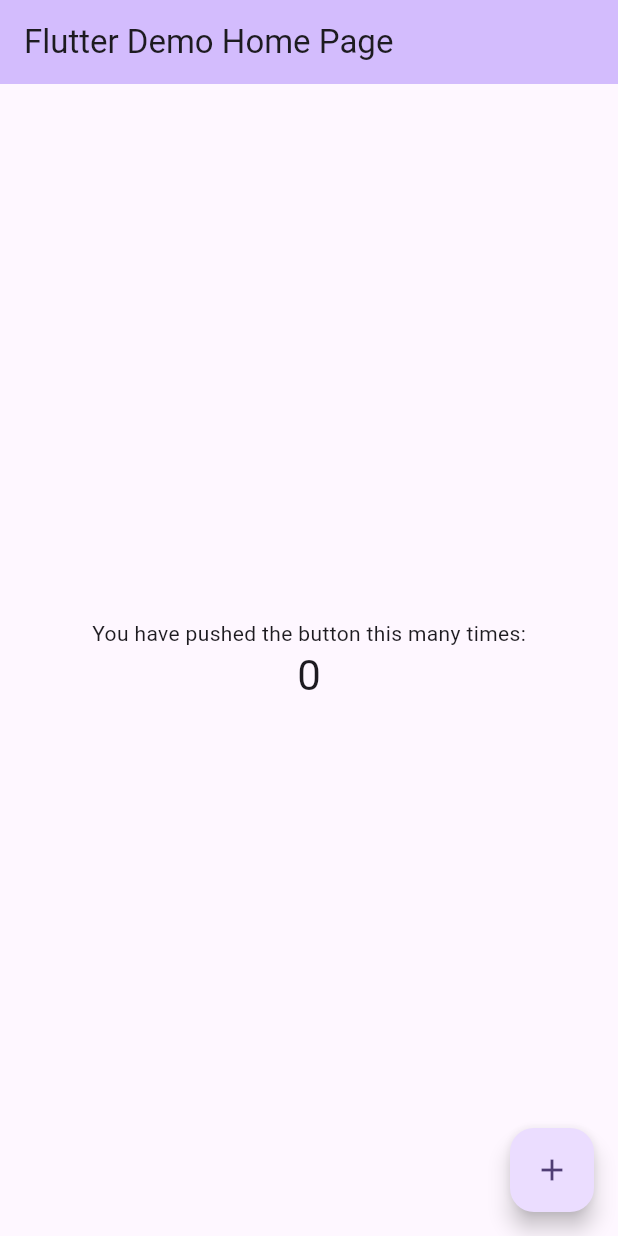
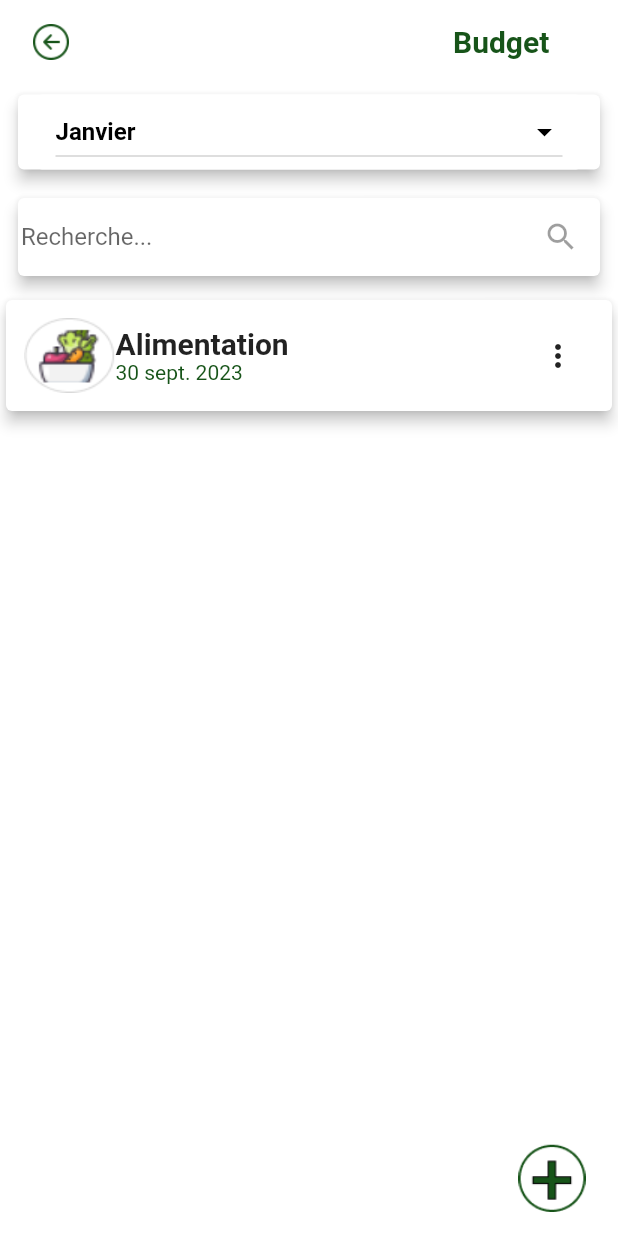
Before and after one commit to blonkon/flutterBudget, a Flutter app: the screen it shows after launch, on a phone screen of 412 x 824 dp. Run offline on Flutter 3.47's test engine with Material 2 defaults, Android fonts, the phone set to English and light mode, and no system bars.

Commit message:
mes modifications

```diff
--- /dev/null
+++ b/lib/budgets.dart
@@ -0,0 +1,286 @@
+import 'package:flutter/material.dart';
+
+import 'ajout_budget.dart';
+
+const d_green = Color(0xFF175419);
+
+void main() {
+  runApp(MyAppss());
+}
+
+class MyAppss extends StatelessWidget {
+  @override
+  Widget build(BuildContext context) {
+    return MaterialApp(
+      debugShowCheckedModeBanner: false,
+      home: Scaffold(
+        appBar: AppBar(
+          elevation: 0, // Pour supprimer l'ombre de l'AppBar si nécessaire
+          backgroundColor: Colors.white, // Couleur de l'AppBar
+          title: Row(
+            children: [
+              GestureDetector(
+                onTap: () {
+                  // Action à effectuer lorsque le bouton de retour est appuyé
+                },
+                child: Container(
+                  width: 36, // Largeur du conteneur
+                  height: 36, // Hauteur du conteneur
+                  decoration: BoxDecoration(
+                    shape: BoxShape.circle, // Forme du cercle
+                    color: Colors.white, // Couleur du cercle
+                  ),
+                  child: Center(
+                    child: Image.asset(
+                      'assets/back.png', // Chemin vers l'image de retour
+                      width: 24, // Largeur de l'image
+                      height: 24, // Hauteur de l'image
+                    ),
+                  ),
+                ),
+              ),
+              SizedBox(width: 250), // Espace entre le bouton de retour et le texte
+              Text(
+                'Budget', // Texte "Budget"
+                style: TextStyle(
+                  color: d_green, // Couleur du texte "Budget"
+                  fontSize: 20.0, // Taille de la police
+                  fontWeight: FontWeight.bold, // Épaisseur de la police
+                ),
+              ),
+            ],
+          ),
+        ),
+        body: Column(
+          children: [
+            FilterBar(), // Utilisation du widget de la barre de filtrage
+            SearchBar(),
+            // Ajoutez le Card avec les colonnes ici
+            CustomCard(),
+          ],
+        ),
+        backgroundColor: Colors.white,
+        floatingActionButton: FloatingActionButton(
+          backgroundColor: Colors.white,
+          onPressed: () {
+            // Rediriger vers la nouvelle page lorsque le bouton "plus" est appuyé
+            Navigator.push(
+           context,
+              MaterialPageRoute(
+              builder: (context) => ajout_budget(), // Remplacez "NouvellePage" par le nom de votre nouvelle page
+               ),
+             );
+          },
+          elevation: 0,
+          child: Center(
+            child:Image.asset('assets/ajout.png'),
+          ),
+          // Vous pouvez utiliser une autre icône ou une image à la place
+        ),
+      ),
+    );
+  }
+}
+
+class FilterBar extends StatefulWidget {
+  @override
+  _FilterBarState createState() => _FilterBarState();
+}
+
+class _FilterBarState extends State<FilterBar> {
+  String selectedMonth = 'Janvier'; // Mois par défaut
+
+  List<String> months = [
+    'Janvier',
+    'Février',
+    'Mars',
+    'Avril',
+    'Mai',
+    'Juin',
+    'Juillet',
+    'Août',
+    'Septembre',
+    'Octobre',
+    'Novembre',
+    'Décembre',
+  ];
+
+  @override
+  Widget build(BuildContext context) {
+    return Card(
+      margin: EdgeInsets.symmetric(horizontal: 12.0, vertical: 7),
+      elevation: 4,
+      child: Container(
+        margin: EdgeInsets.symmetric(horizontal: 12.0),
+        decoration: BoxDecoration(
+          border: Border.all(color: Colors.white, width: 1.0), // Style de la bordure
+          borderRadius: BorderRadius.circular(4.0), // Coins arrondis
+        ),
+        child: Container(
+          decoration: BoxDecoration(
+            borderRadius: BorderRadius.circular(2.0), // Coins arrondis
+          ),
+          padding: EdgeInsets.symmetric(horizontal: 12.0), // Espace interne
+          child: DropdownButton<String>(
+            value: selectedMonth,
+            items: months.map((String month) {
+              return DropdownMenuItem<String>(
+                value: month,
+                child: Text(month),
+              );
+            }).toList(),
+            onChanged: (String? newValue) {
+              setState(() {
+                selectedMonth = newValue ?? 'Janvier';
+              });
+            },
+            style: TextStyle(
+              color: Colors.black,
+              fontSize: 16.0,
+              fontWeight: FontWeight.bold,
+            ),
+            elevation: 12,
+            isExpanded: true,
+            icon: Icon(Icons.arrow_drop_down, color: Colors.black),
+          ),
+        ),
+      ),
+    );
+  }
+}
+
+class SearchBar extends StatefulWidget {
+  final ValueChanged<String>? onChanged;
+  final VoidCallback? onSearchPressed;
+
+  SearchBar({this.onChanged, this.onSearchPressed});
+
+  @override
+  _SearchBarState createState() => _SearchBarState();
+}
+
+class _SearchBarState extends State<SearchBar> {
+  TextEditingController _textEditingController = TextEditingController();
+
+  @override
+  void dispose() {
+    _textEditingController.dispose();
+    super.dispose();
+  }
+
+  @override
+  Widget build(BuildContext context) {
+    return Card(
+      elevation: 4, // Niveau d'élévation
+      margin: EdgeInsets.all(12.0),
+      child: Padding(
+        padding: const EdgeInsets.all(2.0),
+        child: Row(
+          children: [
+            Expanded(
+              child: TextField(
+                controller: _textEditingController,
+                onChanged: widget.onChanged,
+                decoration: InputDecoration(
+                  hintText: "Recherche...", // Texte d'indications
+                  border: InputBorder.none, // Pas de bordure
+                ),
+              ),
+            ),
+            IconButton(
+              icon: Icon(Icons.search),
+              onPressed: widget.onSearchPressed,
+            ),
+          ],
+        ),
+      ),
+    );
+  }
+}
+
+class CustomCard extends StatelessWidget {
+  @override
+  Widget build(BuildContext context) {
+    return Card(
+      elevation: 4, // Niveau d'élévation du Card
+
+      child: Padding(
+        padding: const EdgeInsets.all(12.0),
+        child: Row(
+          children: [
+            // Première colonne avec une image
+            Image.asset('assets/iconalimentation.png'),
+
+            // Deuxième colonne contenant le texte (Alimentation et 30 sept. 2023)
+            Expanded(
+              child: Column(
+                crossAxisAlignment: CrossAxisAlignment.start,
+                children: [
+                  Text(
+                    'Alimentation',
+                    style: TextStyle(
+                      fontSize: 20.0,
+                      fontWeight: FontWeight.bold,
+                    ),
+                  ),
+                  Text(
+                    '30 sept. 2023',
+                    style: TextStyle(fontSize: 14.0,color: d_green),
+                  ),
+                ],
+              ),
+            ),
+
+            // Troisième colonne avec le bouton d'options (les trois points verticaux)
+            PopupMenuButton<String>(
+              itemBuilder: (context) {
+                return [
+                  PopupMenuItem(
+                    value: 'detail',
+                    child: Row(
+                      children: [
+                        Icon(Icons.info),
+                        SizedBox(width: 8.0),
+                        Text('Détail'),
+                      ],
+                    ),
+                  ),
+                  PopupMenuItem(
+                    value: 'modifier',
+                    child: Row(
+                      children: [
+                        Icon(Icons.edit),
+                        SizedBox(width: 8.0),
+                        Text('Modifier'),
+                      ],
+                    ),
+                  ),
+                  PopupMenuItem(
+                    value: 'supprimer',
+                    child: Row(
+                      children: [
+                        Icon(Icons.delete),
+                        SizedBox(width: 8.0),
+                        Text('Supprimer'),
+                      ],
+                    ),
+                  ),
+                ];
+              },
+              onSelected: (value) {
+                // Code à exécuter en fonction de l'option sélectionnée
+                if (value == 'detail') {
+                  // Action de détail
+                } else if (value == 'modifier') {
+                  // Action de modification
+                } else if (value == 'supprimer') {
+                  // Action de suppression
+                }
+              },
+            ),
+          ],
+        ),
+      ),
+    );
+  }
+}
--- a/lib/main.dart
+++ b/lib/main.dart
@@ -1,5 +1,5 @@
 import 'package:flutter/material.dart';
-
+import 'budgets.dart';
 void main() {
   runApp(const MyApp());
 }
@@ -12,26 +12,12 @@
   Widget build(BuildContext context) {
     return MaterialApp(
       title: 'Flutter Demo',
+      debugShowCheckedModeBanner: false,
       theme: ThemeData(
-        // This is the theme of your application.
-        //
-        // TRY THIS: Try running your application with "flutter run". You'll see
-        // the application has a blue toolbar. Then, without quitting the app,
-        // try changing the seedColor in the colorScheme below to Colors.green
-        // and then invoke "hot reload" (save your changes or press the "hot
-        // reload" button in a Flutter-supported IDE, or press "r" if you used
-        // the command line to start the app).
-        //
-        // Notice that the counter didn't reset back to zero; the application
-        // state is not lost during the reload. To reset the state, use hot
-        // restart instead.
-        //
-        // This works for code too, not just values: Most code changes can be
-        // tested with just a hot reload.
-        colorScheme: ColorScheme.fromSeed(seedColor: Colors.deepPurple),
+               colorScheme: ColorScheme.fromSeed(seedColor: Colors.deepPurple),
         useMaterial3: true,
       ),
-      home: const MyHomePage(title: 'Flutter Demo Home Page'),
+      home:  MyAppss(),
     );
   }
 }
@@ -64,7 +50,7 @@
       // so that the display can reflect the updated values. If we changed
       // _counter without calling setState(), then the build method would not be
       // called again, and so nothing would appear to happen.
-      _counter++;
+      _counter+=2;
     });
   }
 
@@ -106,7 +92,7 @@
           mainAxisAlignment: MainAxisAlignment.center,
           children: <Widget>[
             const Text(
-              'You have pushed the button this many times:',
+              'Hello guys ',
             ),
             Text(
               '$_counter',
--- a/pubspec.yaml
+++ b/pubspec.yaml
@@ -59,9 +59,9 @@ flutter:
   uses-material-design: true
 
   # To add assets to your application, add an assets section, like this:
-  # assets:
-  #   - images/a_dot_burr.jpeg
-  #   - images/a_dot_ham.jpeg
+  assets:
+     - assets/
+
 
   # An image asset can refer to one or more resolution-specific "variants", see
   # https://flutter.dev/assets-and-images/#resolution-aware
```
Also changed, not shown: lib/ajout_budget.dart (added, +261 -0 lines), assets/ajout.png (added), assets/back.png (added), assets/iconalimentation.png (added), assets/portefeuille.png (added).
